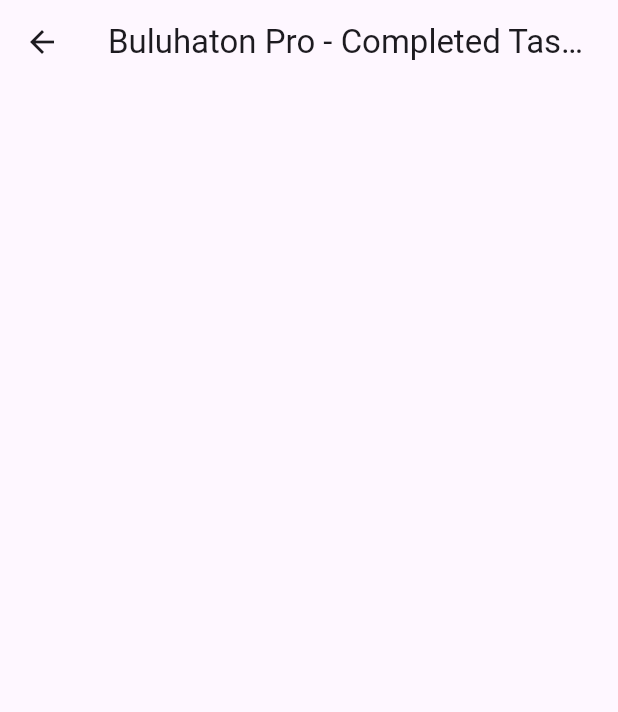
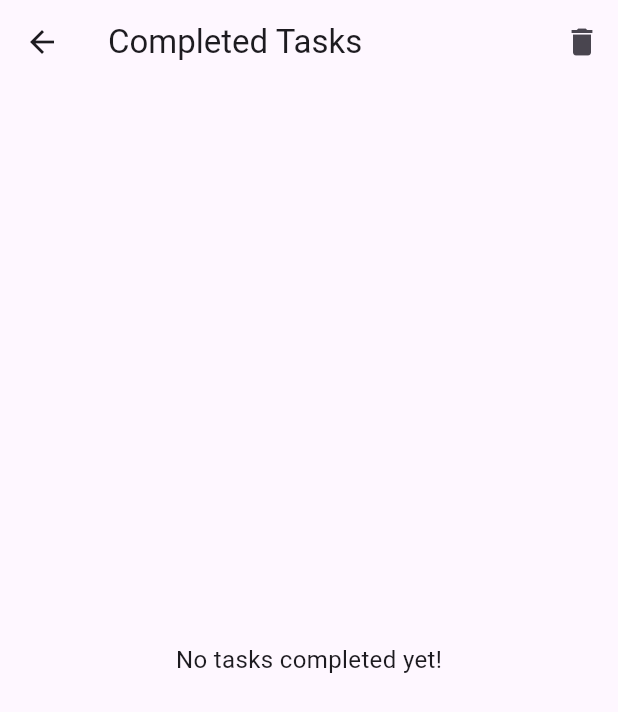
Before and after one commit to DelfinAngelo/cc206-buluhatonpro, a Flutter app: the CompletedTasksScreen screen opened directly with empty values, on a phone screen of 412 x 824 dp. Shown: the top 712 px of the screen. Run offline on Flutter 3.47's test engine with Material 3 defaults, Android fonts, the phone set to English and light mode, and no system bars; Roboto replaces fonts that are missing (Consolas).

Commit message:
Updated, Lamasan

```diff
--- a/lib/completed_tasks_screen.dart
+++ b/lib/completed_tasks_screen.dart
@@ -1,22 +1,51 @@
 import 'package:flutter/material.dart';
+
 class CompletedTasksScreen extends StatelessWidget {
-  final List<String> completedTasks;
+  final List<Map<String, String>> completedTasks;
+  final VoidCallback onClearTasks; // Define the missing parameter
 
-  CompletedTasksScreen({required this.completedTasks});
+  const CompletedTasksScreen({
+    super.key,
+    required this.completedTasks,
+    required this.onClearTasks,
+  });
 
   @override
   Widget build(BuildContext context) {
+    final theme = Theme.of(context).textTheme;
+
     return Scaffold(
-      appBar: AppBar(title: Text('Buluhaton Pro - Completed Tasks')),
-      body: ListView.builder(
-        itemCount: completedTasks.length,
-        itemBuilder: (context, index) {
-          return ListTile(
-            title: Text(completedTasks[index]),
-            leading: Icon(Icons.check_circle, color: Colors.green),
-          );
-        },
+      appBar: AppBar(
+        title: const Text('Completed Tasks'),
+        actions: [
+          IconButton(
+            icon: const Icon(Icons.delete),
+            onPressed: onClearTasks, // Use the defined parameter
+          ),
+        ],
       ),
+      body: completedTasks.isEmpty
+          ? Center(
+              child: Text(
+                'No tasks completed yet!',
+                style: theme.bodyMedium, // Use bodyMedium for compatibility
+              ),
+            )
+          : ListView.builder(
+              itemCount: completedTasks.length,
+              itemBuilder: (context, index) {
+                return ListTile(
+                  title: Text(
+                    completedTasks[index]['task']!,
+                    style: theme.bodyLarge, // Use bodyLarge for compatibility
+                  ),
+                  subtitle: Text(
+                    'Completed at: ${completedTasks[index]['time']}',
+                    style: theme.bodySmall, // Use bodySmall for compatibility
+                  ),
+                );
+              },
+            ),
     );
   }
 }
```
Also changed, not shown: lib/main.dart (+22 -2 lines).
